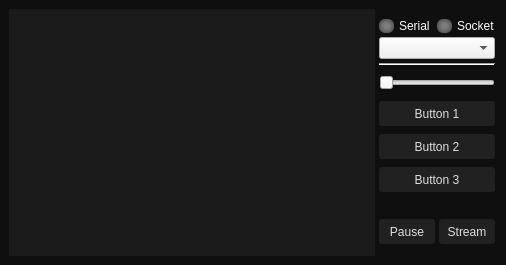
Old version of the form gui.ui in the repository jsonfm/remio-mcu.
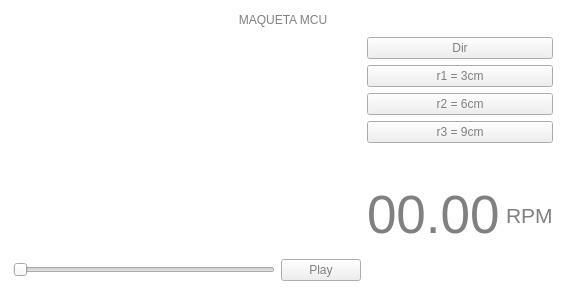
New version of the form.

What changed in the file:
```diff
--- a/gui.ui
+++ b/gui.ui
@@ -6,8 +6,8 @@
    <rect>
     <x>0</x>
     <y>0</y>
-    <width>506</width>
-    <height>265</height>
+    <width>566</width>
+    <height>294</height>
    </rect>
   </property>
   <property name="baseSize">
@@ -20,268 +20,103 @@
    <string>Example</string>
   </property>
   <property name="styleSheet">
-   <string notr="true">/*----- GLOBAL COMPONENTS -----*/
-MainWindow {
-	margin: 0;
-	padding: 0;
-	background: rgb(15, 15, 15);
-	color: white;
-}
-
-#centralwidget{
-	padding: 0;
-	background: rgb(15, 15, 15);
-	color: white;
+   <string notr="true">QMainWindow {
+	background-color: white;
 }
 
 QLabel {
-	color: white;
+	color: gray;
 }
+
 QPushButton {
-	color: rgb(222, 222, 222);
-	background: rgb(33, 33, 33);
-	font-size: 12px;
-	height: 25px;
-	min-width: 15px;
-	margin: 2px 0;
-	border-radius: 3px;
+	color: gray;
 }
 
-QPushButton:checked,
-QPushButton:pressed,
-QPushButton:focus {
-	background: rgb(234, 234, 234);
-	color: black;
-	margin: 2px 0;
-	border-radius: 3px;
+#centralwidget {
+	background: transparent;
 }
 
-/* ---- BUTTONS ---*/
-#streamBtn:checked {
-	background: rgb(232, 104, 45);
-}
-#pauseBtn:checked {
-	background: rgb(196, 0, 76);
-}
 
-/*--- IMAGES ---*/
 #qimage {
-background: rgb(27, 27, 27);
-}
 
-#slider {
-margin-top: 10px;
-}
-/*--- LEDS STYLES ----*/
-#ledSerial, #ledSocket {
-	max-width: 12px;
-	max-height: 14px;
-	border-radius: 6px;
-	margin: 0;
-	background-color: qradialgradient(spread:pad, cx:0.5, cy:0.5, radius:0.5, fx:0.505, fy:0.505682, stop:0.325123 rgba(126, 126, 126, 255), stop:1 rgba(88, 88, 88, 255))
-}
-
-#ledSerial:checked, #ledSocket:checked {
-	color: white;
-	background: qradialgradient(spread:pad, cx:0.5, cy:0.5, radius:0.5, fx:0.505, fy:0.505682, stop:0.325123 rgba(80, 195, 210, 255), stop:1 rgba(43, 104, 115, 255));
 }</string>
   </property>
-  <property name="tabShape">
-   <enum>QTabWidget::Triangular</enum>
-  </property>
   <widget class="QWidget" name="centralwidget">
-   <layout class="QGridLayout" name="gridLayout">
-    <item row="0" column="0">
-     <layout class="QHBoxLayout" name="horizontalLayout_2" stretch="3,1">
-      <property name="spacing">
-       <number>0</number>
-      </property>
-      <property name="leftMargin">
-       <number>0</number>
-      </property>
+   <layout class="QVBoxLayout" name="verticalLayout_4">
+    <item>
+     <layout class="QVBoxLayout" name="verticalLayout_2">
       <property name="topMargin">
-       <number>0</number>
-      </property>
-      <property name="rightMargin">
-       <number>0</number>
-      </property>
-      <property name="bottomMargin">
-       <number>0</number>
+       <number>4</number>
       </property>
       <item>
-       <layout class="QVBoxLayout" name="verticalLayout_2" stretch="6">
-        <item>
-         <widget class="QLabel" name="qimage">
-          <property name="text">
-           <string/>
-          </property>
-         </widget>
-        </item>
-       </layout>
+       <widget class="QLabel" name="label">
+        <property name="text">
+         <string>MAQUETA MCU</string>
+        </property>
+        <property name="alignment">
+         <set>Qt::AlignCenter</set>
+        </property>
+       </widget>
       </item>
       <item>
-       <layout class="QVBoxLayout" name="verticalLayout" stretch="2,1,2,0,0,0,0,0,0">
-        <property name="spacing">
-         <number>4</number>
-        </property>
+       <layout class="QHBoxLayout" name="horizontalLayout_3" stretch="1,0">
         <property name="leftMargin">
          <number>4</number>
         </property>
         <property name="topMargin">
-         <number>10</number>
+         <number>4</number>
         </property>
         <property name="rightMargin">
-         <number>2</number>
+         <number>4</number>
         </property>
         <property name="bottomMargin">
-         <number>10</number>
+         <number>4</number>
         </property>
         <item>
-         <layout class="QHBoxLayout" name="horizontalLayout" stretch="0,0,0,0">
-          <property name="spacing">
-           <number>5</number>
-          </property>
+         <layout class="QVBoxLayout" name="verticalLayout_3" stretch="1,0">
           <item>
-           <widget class="QPushButton" name="ledSerial">
-            <property name="sizePolicy">
-             <sizepolicy hsizetype="Preferred" vsizetype="Fixed">
-              <horstretch>0</horstretch>
-              <verstretch>0</verstretch>
-             </sizepolicy>
-            </property>
+           <widget class="QLabel" name="qimage">
             <property name="text">
              <string/>
             </property>
-            <property name="checkable">
-             <bool>true</bool>
-            </property>
-            <property name="checked">
-             <bool>false</bool>
-            </property>
            </widget>
           </item>
           <item>
-           <widget class="QLabel" name="label">
-            <property name="maximumSize">
-             <size>
-              <width>45</width>
-              <height>16777215</height>
-             </size>
-            </property>
-            <property name="text">
-             <string>Serial</string>
-            </property>
-            <property name="alignment">
-             <set>Qt::AlignLeading|Qt::AlignLeft|Qt::AlignVCenter</set>
-            </property>
-           </widget>
-          </item>
-          <item>
-           <widget class="QPushButton" name="ledSocket">
-            <property name="sizePolicy">
-             <sizepolicy hsizetype="Preferred" vsizetype="Fixed">
-              <horstretch>0</horstretch>
-              <verstretch>0</verstretch>
-             </sizepolicy>
-            </property>
-            <property name="text">
-             <string/>
-            </property>
-            <property name="checkable">
-             <bool>true</bool>
-            </property>
-            <property name="checked">
-             <bool>false</bool>
-            </property>
-           </widget>
-          </item>
-          <item>
-           <widget class="QLabel" name="label_3">
-            <property name="maximumSize">
-             <size>
-              <width>45</width>
-              <height>16777215</height>
-             </size>
-            </property>
-            <property name="text">
-             <string>Socket</string>
-            </property>
-           </widget>
+           <layout class="QHBoxLayout" name="horizontalLayout_4">
+            <item>
+             <widget class="QSlider" name="speedSlider">
+              <property name="maximum">
+               <number>100</number>
+              </property>
+              <property name="orientation">
+               <enum>Qt::Horizontal</enum>
+              </property>
+             </widget>
+            </item>
+            <item>
+             <layout class="QHBoxLayout" name="horizontalLayout_2">
+              <item>
+               <widget class="QPushButton" name="playBtn">
+                <property name="text">
+                 <string>Play</string>
+                </property>
+                <property name="checkable">
+                 <bool>true</bool>
+                </property>
+               </widget>
+              </item>
+             </layout>
+            </item>
+           </layout>
           </item>
          </layout>
         </item>
         <item>
-         <widget class="QComboBox" name="devices"/>
-        </item>
-        <item>
-         <widget class="Line" name="line">
-          <property name="frameShadow">
-           <enum>QFrame::Sunken</enum>
-          </property>
-          <property name="lineWidth">
-           <number>1</number>
-          </property>
-          <property name="orientation">
-           <enum>Qt::Horizontal</enum>
-          </property>
-         </widget>
-        </item>
-        <item>
-         <widget class="QSlider" name="slider">
-          <property name="orientation">
-           <enum>Qt::Horizontal</enum>
-          </property>
-         </widget>
-        </item>
-        <item>
-         <widget class="QPushButton" name="btn1">
-          <property name="text">
-           <string>Button 1</string>
-          </property>
-          <property name="checkable">
-           <bool>true</bool>
-          </property>
-         </widget>
-        </item>
-        <item>
-         <widget class="QPushButton" name="btn2">
-          <property name="text">
-           <string>Button 2</string>
-          </property>
-          <property name="checkable">
-           <bool>true</bool>
-          </property>
-         </widget>
-        </item>
-        <item>
-         <widget class="QPushButton" name="btn3">
-          <property name="text">
-           <string>Button 3</string>
-          </property>
-          <property name="checkable">
-           <bool>true</bool>
-          </property>
-         </widget>
-        </item>
-        <item>
-         <spacer name="verticalSpacer">
-          <property name="orientation">
-           <enum>Qt::Vertical</enum>
-          </property>
-          <property name="sizeHint" stdset="0">
-           <size>
-            <width>20</width>
-            <height>40</height>
-           </size>
-          </property>
-         </spacer>
-        </item>
-        <item>
-         <layout class="QHBoxLayout" name="horizontalLayout_3">
+         <layout class="QVBoxLayout" name="verticalLayout">
           <item>
-           <widget class="QPushButton" name="pauseBtn">
+           <widget class="QPushButton" name="dirBtn">
             <property name="text">
-             <string>Pause</string>
+             <string>Dir</string>
             </property>
             <property name="checkable">
              <bool>true</bool>
@@ -289,15 +124,54 @@
            </widget>
           </item>
           <item>
-           <widget class="QPushButton" name="streamBtn">
+           <widget class="QPushButton" name="r1Btn">
             <property name="text">
-             <string>Stream</string>
+             <string>r1 = 3cm</string>
             </property>
-            <property name="checkable">
-             <bool>true</bool>
+           </widget>
+          </item>
+          <item>
+           <widget class="QPushButton" name="r2Btn">
+            <property name="text">
+             <string>r2 = 6cm</string>
             </property>
            </widget>
           </item>
+          <item>
+           <widget class="QPushButton" name="r3Btn">
+            <property name="text">
+             <string>r3 = 9cm</string>
+            </property>
+           </widget>
+          </item>
+          <item>
+           <layout class="QHBoxLayout" name="horizontalLayout">
+            <item>
+             <widget class="QLabel" name="speedLabel">
+              <property name="font">
+               <font>
+                <pointsize>40</pointsize>
+               </font>
+              </property>
+              <property name="text">
+               <string>00.00</string>
+              </property>
+             </widget>
+            </item>
+            <item>
+             <widget class="QLabel" name="label_2">
+              <property name="font">
+               <font>
+                <pointsize>16</pointsize>
+               </font>
+              </property>
+              <property name="text">
+               <string>RPM</string>
+              </property>
+             </widget>
+            </item>
+           </layout>
+          </item>
          </layout>
         </item>
        </layout>
```
Left out of the diff: 8 changed lines with no effect on the pictures.
